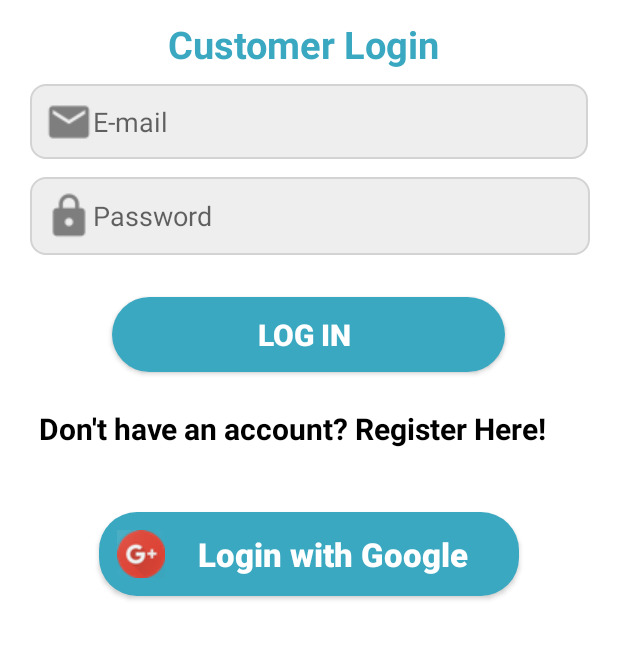
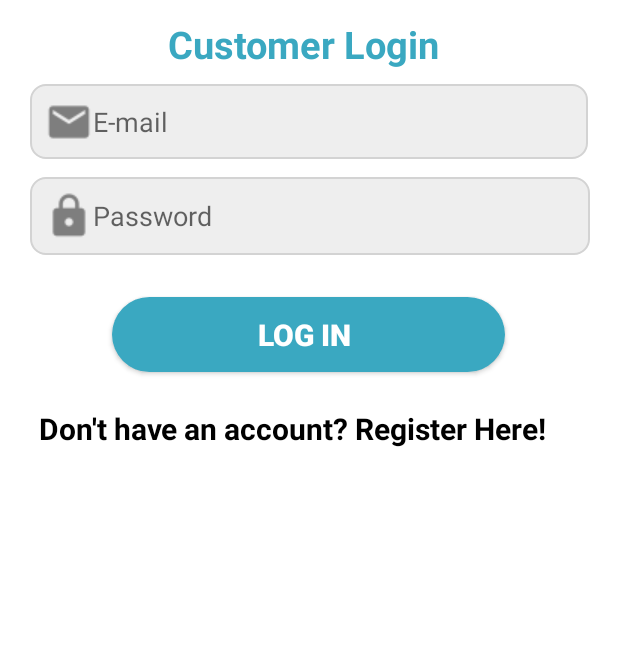
Before and after one commit to Shikhajain18/LaundryWale, an Android app: the UserLoginActivity screen opened directly, with no data from a screen before it, on a phone screen of 412 x 824 dp, the part 222-882 px from its top. Run offline under Robolectric (Android 15) with nearby library versions, the phone set to English and light mode, and no system bars; our stand-ins replace Firebase (no records; nobody signed in at launch, a user with empty details on screens opened directly); 1 statement that could not run was skipped.

Commit message:
made final changes to ui and fixes.

```diff
--- a/app/src/main/java/team/laundrywale/androidcustomerapp/UserLoginActivity.java
+++ b/app/src/main/java/team/laundrywale/androidcustomerapp/UserLoginActivity.java
@@ -34,7 +34,7 @@ public class UserLoginActivity extends AppCompatActivity {
     private EditText userEmail, userPass;
     private TextView needNewAccount;
     private ProgressDialog loadingBar;
-    private Button googleSignInButton;
+//    private Button googleSignInButton;
 
 
     private FirebaseAuth mAuth;
@@ -55,7 +55,7 @@ public class UserLoginActivity extends AppCompatActivity {
         userPass = (EditText) findViewById(R.id.user_login_pass);
         needNewAccount = (TextView) findViewById(R.id.user_login_edit_text);
         loadingBar = new ProgressDialog(this);
-        googleSignInButton = (Button) findViewById(R.id.user_login_google_button);
+//        googleSignInButton = (Button) findViewById(R.id.user_login_google_button);
 
         needNewAccount.setOnClickListener(new View.OnClickListener() {
             @Override
@@ -71,20 +71,20 @@ public class UserLoginActivity extends AppCompatActivity {
             }
         });
 
-        // Configure Google Sign In
-        GoogleSignInOptions gso = new GoogleSignInOptions.Builder(GoogleSignInOptions.DEFAULT_SIGN_IN)
-                .requestIdToken(getString(R.string.default_web_client_id))
-                .requestEmail()
-                .build();
+        // Configure Google Sign In for future releases
+//        GoogleSignInOptions gso = new GoogleSignInOptions.Builder(GoogleSignInOptions.DEFAULT_SIGN_IN)
+//                .requestIdToken(getString(R.string.default_web_client_id))
+//                .requestEmail()
+//                .build();
 
-        mGoogleSignInClient = GoogleSignIn.getClient(this,gso);
+//        mGoogleSignInClient = GoogleSignIn.getClient(this,gso);
 
-        googleSignInButton.setOnClickListener(new View.OnClickListener() {
-            @Override
-            public void onClick(View v) {
-                signIn();
-            }
-        });
+//        googleSignInButton.setOnClickListener(new View.OnClickListener() {
+//            @Override
+//            public void onClick(View v) {
+//                signIn();
+//            }
+//        });
 
     }
 
--- a/app/src/main/res/layout/activity_user_login.xml
+++ b/app/src/main/res/layout/activity_user_login.xml
@@ -99,23 +99,6 @@
         android:gravity="center"/>
 
 
-    <Button
-        android:id="@+id/user_login_google_button"
-        android:layout_width="280dp"
-        android:layout_height="wrap_content"
-        android:layout_below="@+id/user_login_edit_text"
-        android:layout_centerHorizontal="true"
-        android:layout_marginLeft="40dp"
-        android:layout_marginTop="23dp"
-        android:background="@drawable/rounded_tomato"
-        android:drawableLeft="@drawable/google_circle"
-        android:elevation="10dp"
-        android:padding="12dp"
-        android:text="Login with Google"
-        android:textAlignment="center"
-        android:textAllCaps="false"
-        android:textColor="@color/common_google_signin_btn_text_dark"
-        android:textSize="22dp"
-        android:textStyle="bold" />
+
 
 </RelativeLayout>
```
